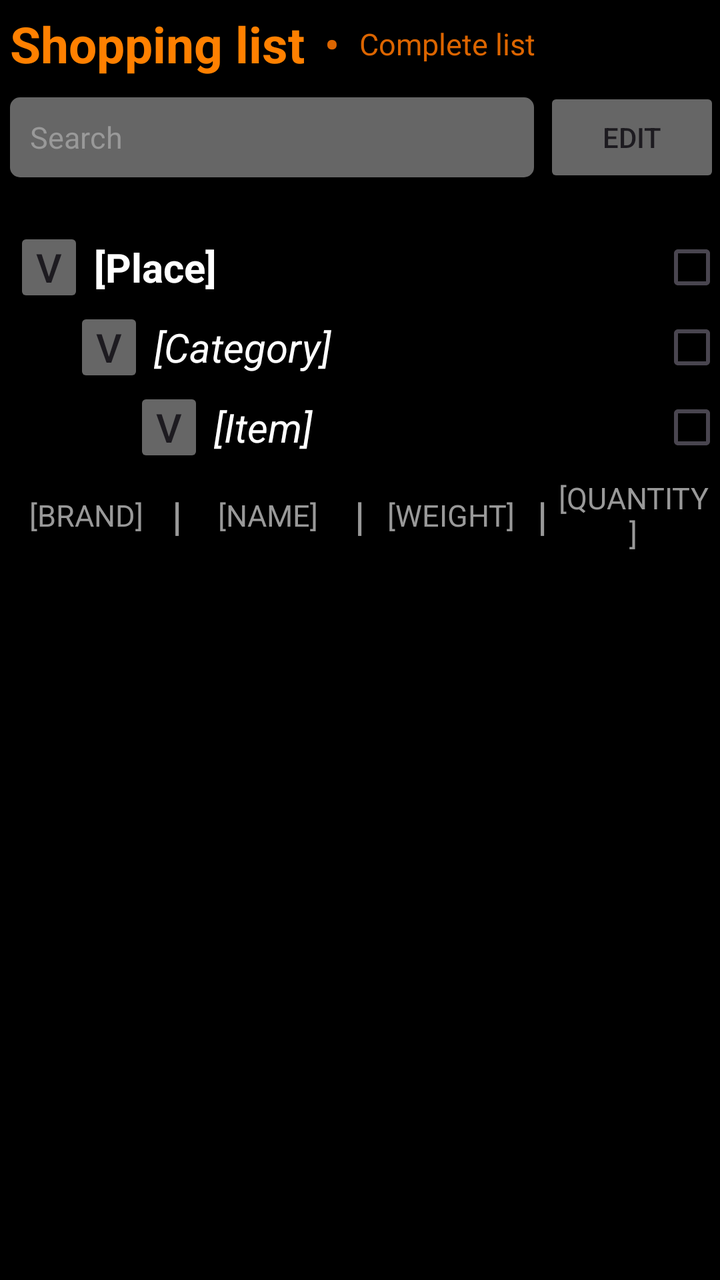
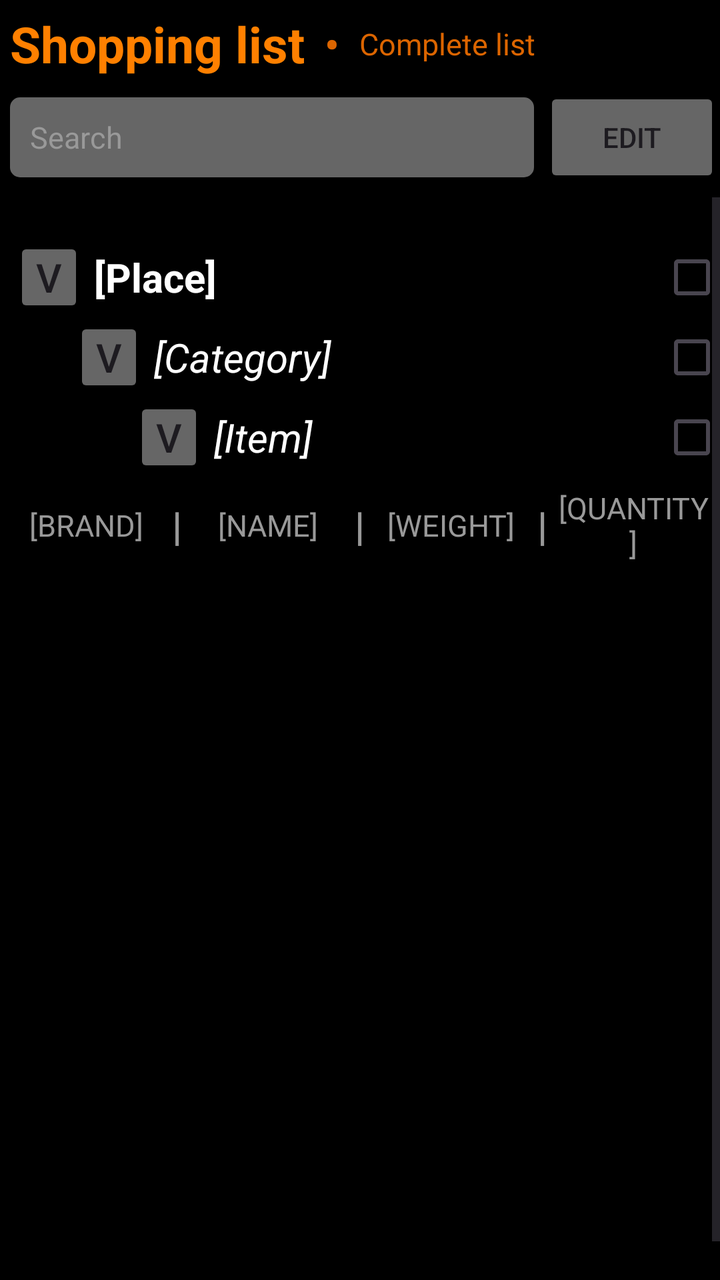

Compare the two renders of this Android layout. The source of the first and the diff that turns it into the second are given below.
<!-- AndroidManifest.xml: application theme Theme.Money -->
<!-- res/layout/shopping.xml -->
<?xml version="1.0" encoding="utf-8"?>
<androidx.constraintlayout.widget.ConstraintLayout
    xmlns:android="http://schemas.android.com/apk/res/android"
    xmlns:app="http://schemas.android.com/apk/res-auto"
    android:layout_width="match_parent"
    android:layout_height="match_parent"
    android:background="@color/black">

    <LinearLayout
        android:id="@+id/top_section"

        android:gravity="start"
        android:layout_width="match_parent"
        android:layout_height="wrap_content"
        android:orientation="vertical"
        app:layout_constraintStart_toStartOf="parent"
        app:layout_constraintEnd_toEndOf="parent"
        app:layout_constraintTop_toTopOf="parent">

        <LinearLayout
            android:id="@+id/action_bar"
            android:gravity="center"
            android:layout_height="wrap_content"
            android:layout_width="wrap_content"
            android:orientation="horizontal"
            app:layout_constraintStart_toStartOf="parent"
            app:layout_constraintTop_toTopOf="parent">

            <TextView
                android:id="@+id/a_shopping"
                android:text="@string/a_shopping"

                android:layout_width="wrap_content"
                android:layout_height="wrap_content"
                android:padding="5dp"
                android:textColor="#ff8000"
                android:textSize="25sp"
                android:textStyle="bold"/>

            <TextView
                android:text="@string/a_separator"

                android:layout_height="wrap_content"
                android:layout_width="wrap_content"
                android:padding="5dp"
                android:textColor="#dc6500"
                android:textSize="20sp"
                android:textStyle="bold"/>

            <TextView
                android:id="@+id/a_complete"
                android:text="@string/a_complete"

                android:layout_height="wrap_content"
                android:layout_width="wrap_content"
                android:padding="5dp"
                android:textColor="#dc6500"
                android:textSize="15sp"
                android:clickable="true"
                android:focusable="true"/>
        </LinearLayout>

        <LinearLayout
            android:id="@+id/search_bar"

            android:gravity="center"
            android:layout_width="match_parent"
            android:layout_height="wrap_content"
            android:orientation="horizontal">

            <EditText
                android:id="@+id/a_search"
                android:background="@drawable/search_background"
                android:hint="@string/a_search"

                android:layout_width="0dp"
                android:layout_height="40dp"
                android:layout_weight="1"
                android:layout_marginStart="5dp"
                android:layout_marginEnd="5dp"
                android:padding="10dp"
                android:importantForAutofill="no"
                android:inputType="text"
                android:textColorHint="#999999"
                android:textColor="#FFFFFF"
                android:textSize="15sp"/>

            <androidx.appcompat.widget.AppCompatButton
                android:id="@+id/s_edit"
                android:text="@string/s_edit"

                android:layout_width="wrap_content"
                android:layout_height="50dp"
                android:backgroundTint="#666666"/>
        </LinearLayout>
    </LinearLayout>

    <ScrollView
        android:id="@+id/scroll_view"

        android:layout_width="match_parent"
        android:layout_height="0dp"
        android:layout_marginTop="20dp"
        android:fillViewport="true"

        app:layout_constraintTop_toBottomOf="@id/top_section"
        app:layout_constraintBottom_toBottomOf="parent"
        app:layout_constraintStart_toStartOf="parent"
        app:layout_constraintEnd_toEndOf="parent">

        <LinearLayout
            android:id="@+id/scroll"

            android:layout_width="match_parent"
            android:layout_height="wrap_content"
            android:orientation="vertical">

            <LinearLayout
                android:id="@+id/group"

                android:layout_width="match_parent"
                android:layout_height="wrap_content"
                android:orientation="vertical">

                <LinearLayout
                    android:id="@+id/place_section"

                    android:layout_width="match_parent"
                    android:layout_height="wrap_content"
                    android:orientation="vertical">

                    <LinearLayout
                        android:id="@+id/place_bar"

                        android:layout_width="match_parent"
                        android:layout_height="wrap_content"
                        android:orientation="horizontal"
                        android:layout_marginStart="7dp">

                        <androidx.appcompat.widget.AppCompatButton
                            android:id="@+id/a_p_expand"

                            android:layout_width="35dp"
                            android:layout_height="40dp"
                            android:backgroundTint="#666666"
                            android:text="@string/a_p_expand"
                            android:textSize="20sp"
                            android:textColor="#1d1b20"
                            android:padding="0dp"
                            android:insetTop="0dp"
                            android:insetBottom="0dp"
                            android:gravity="center" />

                        <TextView
                            android:id="@+id/a_p_name"
                            android:text="@string/a_p_name"

                            android:layout_width="wrap_content"
                            android:layout_height="wrap_content"
                            android:padding="5dp"
                            android:textColor="#FFFFFF"
                            android:textSize="20sp"
                            android:textStyle="bold"
                            android:layout_weight="1"/>

                        <androidx.appcompat.widget.AppCompatCheckBox
                            android:id="@+id/s_p_box"

                            android:layout_width="30dp"
                            android:layout_height="30dp"
                            android:backgroundTint="#666666"
                            android:textColor="#1d1b20"
                            android:padding="0dp"
                            android:insetTop="0dp"
                            android:insetBottom="0dp"
                            android:layout_gravity="center_vertical"
                            android:gravity="center"/>
                    </LinearLayout>
                </LinearLayout>

                <LinearLayout
                    android:id="@+id/category_section"

                    android:layout_width="match_parent"
                    android:layout_height="wrap_content"
                    android:orientation="vertical"
                    android:layout_marginStart="30dp">

                    <LinearLayout
                        android:id="@+id/category_bar"

                        android:layout_width="match_parent"
                        android:layout_height="wrap_content"
                        android:orientation="horizontal"
                        android:layout_marginStart="7dp">

                        <androidx.appcompat.widget.AppCompatButton
                            android:id="@+id/a_c_expand"

                            android:layout_width="35dp"
                            android:layout_height="40dp"
                            android:backgroundTint="#666666"
                            android:text="@string/a_c_expand"
                            android:textSize="20sp"
                            android:textColor="#1d1b20"
                            android:padding="0dp"
                            android:insetTop="0dp"
                            android:insetBottom="0dp"
                            android:gravity="center"/>

                        <TextView
                            android:id="@+id/a_c_name"
                            android:text="@string/a_c_name"

                            android:layout_width="wrap_content"
                            android:layout_height="wrap_content"
                            android:padding="5dp"
                            android:textColor="#FFFFFF"
                            android:textSize="20sp"
                            android:layout_weight="1"
                            android:textStyle="italic"/>

                        <androidx.appcompat.widget.AppCompatCheckBox
                            android:id="@+id/s_c_box"

                            android:layout_width="30dp"
                            android:layout_height="30dp"
                            android:backgroundTint="#666666"
                            android:textColor="#1d1b20"
                            android:padding="0dp"
                            android:insetTop="0dp"
                            android:insetBottom="0dp"
                            android:layout_gravity="center_vertical"
                            android:gravity="center"/>

                    </LinearLayout>
                </LinearLayout>

                <LinearLayout
                    android:id="@+id/item_section"

                    android:layout_width="match_parent"
                    android:layout_height="wrap_content"
                    android:orientation="vertical">

                    <LinearLayout
                        android:id="@+id/edit_item_bar"

                        android:layout_width="match_parent"
                        android:layout_height="wrap_content"
                        android:orientation="horizontal"
                        android:gravity="center_vertical"
                        android:layout_marginStart="60dp"/>

                    <LinearLayout
                        android:id="@+id/item_bar"

                        android:layout_width="match_parent"
                        android:layout_height="wrap_content"
                        android:orientation="horizontal"
                        android:layout_marginStart="67dp">

                        <androidx.appcompat.widget.AppCompatButton
                            android:id="@+id/a_i_expand"

                            android:layout_width="35dp"
                            android:layout_height="40dp"
                            android:backgroundTint="#666666"
                            android:text="@string/a_i_expand"
                            android:textSize="20sp"
                            android:textColor="#1d1b20"
                            android:padding="0dp"
                            android:insetTop="0dp"
                            android:insetBottom="0dp"
                            android:gravity="center"/>

                        <TextView
                            android:id="@+id/a_i_name"
                            android:text="@string/a_i_name"

                            android:layout_width="wrap_content"
                            android:layout_height="wrap_content"
                            android:padding="5dp"
                            android:textColor="#FFFFFF"
                            android:textSize="20sp"
                            android:layout_weight="1"
                            android:textStyle="italic"/>

                        <androidx.appcompat.widget.AppCompatCheckBox
                            android:id="@+id/s_i_box"

                            android:layout_width="30dp"
                            android:layout_height="30dp"
                            android:backgroundTint="#666666"
                            android:textColor="#1d1b20"
                            android:padding="0dp"
                            android:insetTop="0dp"
                            android:insetBottom="0dp"
                            android:layout_gravity="center_vertical"
                            android:gravity="center"/>
                    </LinearLayout>

                    <TableLayout
                        android:id="@+id/item_brand_bar"

                        android:layout_width="match_parent"
                        android:layout_height="wrap_content"
                        android:layout_gravity="center_horizontal"
                        android:stretchColumns="0,2,4,6">

                        <TableRow
                            android:gravity="center_vertical"
                            android:fillViewport="true"
                            app:layout_constraintTop_toBottomOf="@id/item_bar">

                            <TextView
                                android:id="@+id/a_b_brand"
                                android:text="@string/a_b_brand"

                                android:layout_width="0dp"
                                android:layout_height="wrap_content"
                                android:layout_weight="1"
                                android:padding="5dp"
                                android:gravity="center"
                                android:textColor="#999999"
                                android:textSize="15sp"/>

                            <TextView
                                android:text="@string/a_s2"

                                android:layout_width="wrap_content"
                                android:layout_height="wrap_content"
                                android:textColor="#999999"
                                android:textSize="20sp"
                                android:textStyle="bold"/>

                            <TextView
                                android:id="@+id/a_b_name"
                                android:text="@string/a_b_name"

                                android:layout_width="0dp"
                                android:layout_height="wrap_content"
                                android:layout_weight="1"
                                android:padding="5dp"
                                android:gravity="center"
                                android:textColor="#999999"
                                android:textSize="15sp"/>

                            <TextView
                                android:text="@string/a_s2"

                                android:layout_width="wrap_content"
                                android:layout_height="wrap_content"
                                android:textColor="#999999"
                                android:textSize="20sp"
                                android:textStyle="bold"/>

                            <TextView
                                android:id="@+id/a_b_weight"
                                android:text="@string/a_b_weight"

                                android:layout_width="0dp"
                                android:layout_height="wrap_content"
                                android:layout_weight="1"
                                android:padding="5dp"
                                android:gravity="center"
                                android:textColor="#999999"
                                android:textSize="15sp"/>

                            <TextView
                                android:text="@string/a_s2"

                                android:layout_width="wrap_content"
                                android:layout_height="wrap_content"
                                android:textColor="#999999"
                                android:textSize="20sp"
                                android:textStyle="bold"/>

                            <TextView
                                android:id="@+id/a_b_quantity"
                                android:text="@string/a_b_quantity"

                                android:layout_width="0dp"
                                android:layout_height="wrap_content"
                                android:layout_weight="1"
                                android:padding="5dp"
                                android:gravity="center"
                                android:textColor="#999999"
                                android:textSize="15sp"/>
                        </TableRow>
                    </TableLayout>
                </LinearLayout>
            </LinearLayout>
        </LinearLayout>
    </ScrollView>
</androidx.constraintlayout.widget.ConstraintLayout>
<!-- resources referenced by this layout -->
<resources>
  <color name="black">#FF000000</color>
  <!-- drawable search_background (drawable) -->
  <shape xmlns:android="http://schemas.android.com/apk/res/android">
      <solid android:color="#666666"/>
      <corners android:radius="5dp"/>
  <stroke
      android:color="#666666" />
  </shape>
  <string name="a_b_brand">       [BRAND]</string>
  <string name="a_b_name">        [NAME]</string>
  <string name="a_b_quantity">    [QUANTITY]</string>
  <string name="a_b_weight">      [WEIGHT]</string>
  <string name="a_c_expand">      v</string>
  <string name="a_c_name">        [Category]</string>
  <string name="a_complete">      Complete list</string>
  <string name="a_i_expand">      v</string>
  <string name="a_i_name">        [Item]</string>
  <string name="a_p_expand">      v</string>
  <string name="a_p_name">        [Place]</string>
  <string name="a_s2">            |</string>
  <string name="a_search">        Search</string>
  <string name="a_separator">     •</string>
  <string name="a_shopping">      Shopping list</string>
  <string name="s_edit">          Edit</string>
  <style name="Theme.Money" parent="Theme.Material3.DayNight.NoActionBar">
          
          <item name="colorPrimary">@color/purple_500</item>
          <item name="colorPrimaryVariant">@color/purple_700</item>
          <item name="colorOnPrimary">@color/white</item>
          
          <item name="colorSecondary">@color/teal_200</item>
          <item name="colorSecondaryVariant">@color/teal_700</item>
          <item name="colorOnSecondary">@color/black</item>
          
          <item name="android:statusBarColor">?attr/colorPrimaryVariant</item>
          
      </style>
  <color name="purple_500">#dc6500</color>
  <color name="purple_700">#dc6500</color>
  <color name="white">#FFFFFFFF</color>
  <color name="teal_200">#ff8000</color>
  <color name="teal_700">#ff8000</color>
</resources>

<!-- the commit's change to res/layout/shopping.xml (unified diff, before → after) -->
@@ -66,7 +66,8 @@
             android:gravity="center"
             android:layout_width="match_parent"
             android:layout_height="wrap_content"
-            android:orientation="horizontal">
+            android:orientation="horizontal"
+            android:paddingBottom="5dp">
 
             <EditText
                 android:id="@+id/a_search"
@@ -86,8 +87,8 @@
                 android:textSize="15sp"/>
 
             <androidx.appcompat.widget.AppCompatButton
-                android:id="@+id/s_edit"
-                android:text="@string/s_edit"
+                android:id="@+id/c_edit"
+                android:text="@string/c_edit"
 
                 android:layout_width="wrap_content"
                 android:layout_height="50dp"
@@ -100,7 +101,7 @@
 
         android:layout_width="match_parent"
         android:layout_height="0dp"
-        android:layout_marginTop="20dp"
+        android:layout_marginTop="0dp"
         android:fillViewport="true"
 
         app:layout_constraintTop_toBottomOf="@id/top_section"
@@ -113,9 +114,14 @@
 
             android:layout_width="match_parent"
             android:layout_height="wrap_content"
-            android:orientation="vertical">
-
-            <LinearLayout
+            android:orientation="vertical"
+            android:layout_marginTop="20dp"
+            android:fillViewport="true"
+
+            app:layout_constraintTop_toBottomOf="@id/top_section">
+
+
+        <LinearLayout
                 android:id="@+id/group"
 
                 android:layout_width="match_parent"
<!-- resource entries referenced after the edit -->
@@ -23,7 +23,7 @@
   <string name="a_search">        Search</string>
   <string name="a_separator">     •</string>
   <string name="a_shopping">      Shopping list</string>
-  <string name="s_edit">          Edit</string>
+  <string name="c_edit">          Edit</string>
   <style name="Theme.Money" parent="Theme.Material3.DayNight.NoActionBar">
           
           <item name="colorPrimary">@color/purple_500</item>
